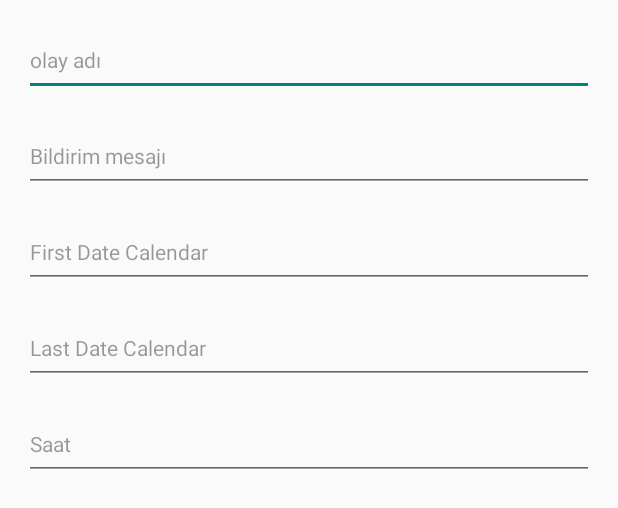
After one commit to bedii97/Routine, an Android app: the layout add_reminder_common_variables.xml on its own in the app's theme, with its tools: preview values and no code run, on a phone screen of 412 x 824 dp. The commit adds this screen. Shown: the top 508 px of the screen. Run offline under Robolectric (Android 15) with nearby library versions, the phone set to English and light mode, and no system bars.

Commit message:
Designing Add Layouts

```diff
--- a/app/src/main/java/com/example/routine/Dialog/AddDailyReminder.java
+++ b/app/src/main/java/com/example/routine/Dialog/AddDailyReminder.java
@@ -27,7 +27,6 @@ public class AddDailyReminder extends DialogFragment {
         LayoutInflater inflater = getActivity().getLayoutInflater();
         View view = inflater.inflate(R.layout.add_daily_reminder, null);
         builder.setView(view)
-                .setTitle("Deneme")
                 .setNegativeButton("Cancel", new DialogInterface.OnClickListener() {
                     @Override
                     public void onClick(DialogInterface dialog, int which) {
@@ -43,8 +42,6 @@ public class AddDailyReminder extends DialogFragment {
                     }
                 });
 
-        editText1 = view.findViewById(R.id.editText1);
-        editText2 = view.findViewById(R.id.editText2);
         return builder.create();
     }
 
--- a/app/src/main/java/com/example/routine/Dialog/AddMonthlyReminder.java
+++ b/app/src/main/java/com/example/routine/Dialog/AddMonthlyReminder.java
@@ -27,7 +27,6 @@ public class AddMonthlyReminder extends DialogFragment {
         LayoutInflater inflater = getActivity().getLayoutInflater();
         View view = inflater.inflate(R.layout.add_monthly_reminder, null);
         builder.setView(view)
-                .setTitle("Deneme")
                 .setNegativeButton("Cancel", new DialogInterface.OnClickListener() {
                     @Override
                     public void onClick(DialogInterface dialog, int which) {
@@ -43,8 +42,6 @@ public class AddMonthlyReminder extends DialogFragment {
                     }
                 });
 
-        editText1 = view.findViewById(R.id.editText1);
-        editText2 = view.findViewById(R.id.editText2);
         return builder.create();
     }
 
--- a/app/src/main/java/com/example/routine/Dialog/AddWeeklyReminder.java
+++ b/app/src/main/java/com/example/routine/Dialog/AddWeeklyReminder.java
@@ -27,7 +27,6 @@ public class AddWeeklyReminder extends DialogFragment {
         LayoutInflater inflater = getActivity().getLayoutInflater();
         View view = inflater.inflate(R.layout.add_weekly_reminder, null);
         builder.setView(view)
-                .setTitle("Deneme")
                 .setNegativeButton("Cancel", new DialogInterface.OnClickListener() {
                     @Override
                     public void onClick(DialogInterface dialog, int which) {
@@ -43,8 +42,6 @@ public class AddWeeklyReminder extends DialogFragment {
                     }
                 });
 
-        editText1 = view.findViewById(R.id.editText1);
-        editText2 = view.findViewById(R.id.editText2);
         return builder.create();
     }
 
--- a/app/src/main/java/com/example/routine/Dialog/AddYearlyReminder.java
+++ b/app/src/main/java/com/example/routine/Dialog/AddYearlyReminder.java
@@ -27,7 +27,6 @@ public class AddYearlyReminder extends DialogFragment {
         LayoutInflater inflater = getActivity().getLayoutInflater();
         View view = inflater.inflate(R.layout.add_yearly_reminder, null);
         builder.setView(view)
-                .setTitle("Deneme")
                 .setNegativeButton("Cancel", new DialogInterface.OnClickListener() {
                     @Override
                     public void onClick(DialogInterface dialog, int which) {
@@ -43,8 +42,6 @@ public class AddYearlyReminder extends DialogFragment {
                     }
                 });
 
-        editText1 = view.findViewById(R.id.editText1);
-        editText2 = view.findViewById(R.id.editText2);
         return builder.create();
     }
 
--- /dev/null
+++ b/app/src/main/res/layout/add_reminder_common_variables.xml
@@ -0,0 +1,99 @@
+<?xml version="1.0" encoding="utf-8"?>
+<androidx.constraintlayout.widget.ConstraintLayout
+    xmlns:android="http://schemas.android.com/apk/res/android"
+    xmlns:app="http://schemas.android.com/apk/res-auto"
+    xmlns:tools="http://schemas.android.com/tools"
+    android:layout_width="match_parent"
+    android:layout_height="wrap_content">
+
+    <EditText
+        android:id="@+id/add_reminder_common_variables_event_name_et"
+        android:layout_width="match_parent"
+        android:layout_height="wrap_content"
+        android:layout_marginStart="16dp"
+        android:layout_marginEnd="16dp"
+        android:layout_marginTop="16dp"
+        android:hint="olay adı"
+        android:importantForAutofill="no"
+        android:inputType="textLongMessage"
+        android:minHeight="48dp"
+        android:textColor="?attr/primaryTextColor"
+        android:textColorHint="?attr/thirdTextColor"
+        android:textSize="14sp"
+        app:layout_constraintEnd_toEndOf="parent"
+        app:layout_constraintStart_toStartOf="parent"
+        app:layout_constraintTop_toTopOf="parent" />
+
+    <EditText
+        android:id="@+id/add_reminder_common_variables_notification_message_et"
+        android:layout_width="match_parent"
+        android:layout_height="wrap_content"
+        android:layout_marginTop="16dp"
+        android:layout_marginStart="16dp"
+        android:layout_marginEnd="16dp"
+        android:hint="Bildirim mesajı"
+        android:importantForAutofill="no"
+        android:inputType="textLongMessage"
+        android:minHeight="48dp"
+        android:textColor="?attr/primaryTextColor"
+        android:textColorHint="?attr/thirdTextColor"
+        android:textSize="14sp"
+        app:layout_constraintEnd_toEndOf="parent"
+        app:layout_constraintStart_toStartOf="parent"
+        app:layout_constraintTop_toBottomOf="@+id/add_reminder_common_variables_event_name_et" />
+
+    <EditText
+        android:id="@+id/add_reminder_common_variables_starting_calendar_et"
+        android:layout_width="match_parent"
+        android:layout_height="wrap_content"
+        android:layout_marginTop="16dp"
+        android:layout_marginStart="16dp"
+        android:layout_marginEnd="16dp"
+        android:hint="First Date Calendar"
+        android:importantForAutofill="no"
+        android:inputType="textLongMessage"
+        android:minHeight="48dp"
+        android:textColor="?attr/primaryTextColor"
+        android:textColorHint="?attr/thirdTextColor"
+        android:textSize="14sp"
+        app:layout_constraintEnd_toEndOf="parent"
+        app:layout_constraintStart_toStartOf="parent"
+        app:layout_constraintTop_toBottomOf="@+id/add_reminder_common_variables_notification_message_et" />
+
+    <EditText
+        android:id="@+id/add_reminder_common_variables_finishing_calendar_et"
+        android:layout_width="match_parent"
+        android:layout_height="wrap_content"
+        android:layout_marginTop="16dp"
+        android:layout_marginStart="16dp"
+        android:layout_marginEnd="16dp"
+        android:hint="Last Date Calendar"
+        android:importantForAutofill="no"
+        android:inputType="textLongMessage"
+        android:minHeight="48dp"
+        android:textColor="?attr/primaryTextColor"
+        android:textColorHint="?attr/thirdTextColor"
+        android:textSize="14sp"
+        app:layout_constraintEnd_toEndOf="parent"
+        app:layout_constraintStart_toStartOf="parent"
+        app:layout_constraintTop_toBottomOf="@+id/add_reminder_common_variables_starting_calendar_et" />
+
+    <EditText
+        android:id="@+id/add_reminder_common_variables_clock_et"
+        android:layout_width="match_parent"
+        android:layout_height="wrap_content"
+        android:layout_marginTop="16dp"
+        android:layout_marginStart="16dp"
+        android:layout_marginEnd="16dp"
+        android:hint="Saat"
+        android:importantForAutofill="no"
+        android:inputType="textLongMessage"
+        android:minHeight="48dp"
+        android:textColor="?attr/primaryTextColor"
+        android:textColorHint="?attr/thirdTextColor"
+        android:textSize="14sp"
+        app:layout_constraintEnd_toEndOf="parent"
+        app:layout_constraintStart_toStartOf="parent"
+        app:layout_constraintTop_toBottomOf="@+id/add_reminder_common_variables_finishing_calendar_et" />
+
+</androidx.constraintlayout.widget.ConstraintLayout>
--- a/app/src/main/res/values/colors.xml
+++ b/app/src/main/res/values/colors.xml
@@ -2,11 +2,6 @@
 <resources>
 
     <!--LIGHT MODE COLORS-->
-
-    <!--Unimportant-->
-    <color name="colorPrimary">#FF9800</color>
-    <color name="colorPrimaryDark">#FFFFFF</color>
-    <color name="colorAccent">#03DAC5</color>
 
     <!--Main Colors-->
     <color name="mainColor">#FF9800</color>
--- a/app/src/main/res/values/styles.xml
+++ b/app/src/main/res/values/styles.xml
@@ -2,11 +2,6 @@
 
     <!-- Light Theme -->
     <style name="AppTheme" parent="Theme.AppCompat.Light.NoActionBar">
-
-        <!--Unimportant-->
-        <item name="colorPrimary">@color/colorPrimary</item>
-        <item name="colorPrimaryDark">@color/colorPrimaryDark</item>
-        <item name="colorAccent">@color/colorAccent</item>
 
         <!--Ground Colors (Light)-->
         <item name="android:statusBarColor">@color/statusBarColorLight</item>
@@ -36,11 +31,6 @@
 
     <!-- Dark Theme -->
     <style name="AppThemeDark" parent="Theme.AppCompat.DayNight.NoActionBar">
-
-        <!--Unimportant-->
-        <item name="colorPrimary">@color/colorPrimary</item>
-        <item name="colorPrimaryDark">@color/colorPrimaryDark</item>
-        <item name="colorAccent">@color/colorAccent</item>
 
         <!--Ground Colors (Dark)-->
         <item name="android:statusBarColor">@color/statusBarColorDark</item>
@@ -73,6 +63,11 @@
         <item name="windowNoTitle">true</item>
     </style>
 
+    <style name="EditTextTheme">
+        <item name="colorControlNormal">?attr/primaryTextColor</item>
+        <item name="colorControlActivated">?attr/secondaryTextColor</item>
+    </style>
+
     <style name="AppTheme.AppBarOverlay" parent="ThemeOverlay.AppCompat.Dark.ActionBar" />
 
     <style name="AppTheme.PopupOverlay" parent="ThemeOverlay.AppCompat.Light" />
```
Also changed, not shown: app/src/main/res/layout/add_daily_reminder.xml (+52 -1 lines), app/src/main/res/layout/add_reminder_dialog.xml (deleted, +0 -29 lines), app/src/main/res/values/strings.xml (+9 -0 lines), 1 other file.
